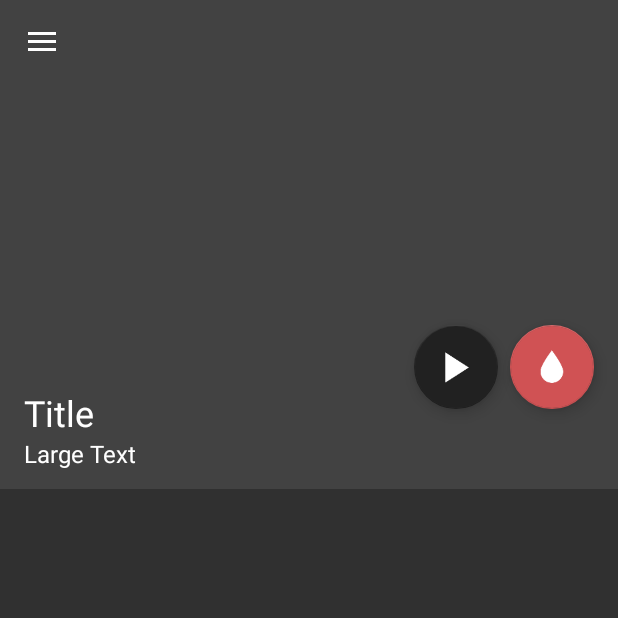
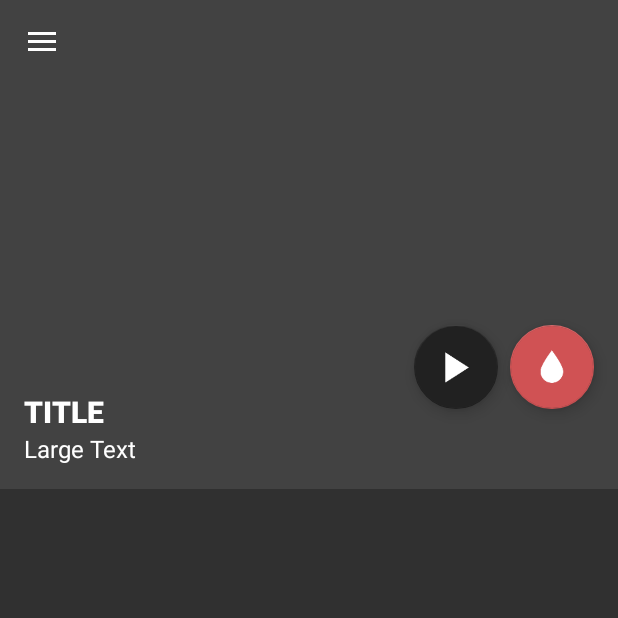
Before and after one commit to denreyes/Backdrop, an Android app: the fragment PlaylistFragment placed in its activity, on a phone screen of 412 x 824 dp, the top half of it. Run offline under Robolectric (Android 15) with nearby library versions, the phone set to English and light mode, and no system bars; our stand-ins replace ButterKnife, Dagger/Hilt's generated code; libraries missing offline, so code that uses them is left out: jp.wasabeef.blurry; pictures from the network do not load; 6 statements that could not run were skipped.

Commit message:
Fix init

```diff
--- a/app/build.gradle
+++ b/app/build.gradle
@@ -11,12 +11,18 @@ android {
         targetSdkVersion 24
         versionCode 1
         versionName "1.0"
+        multiDexEnabled true
     }
     buildTypes {
         release {
             minifyEnabled false
             proguardFiles getDefaultProguardFile('proguard-android.txt'), 'proguard-rules.pro'
         }
+    }
+    dexOptions {
+        incremental = true
+        preDexLibraries = false
+        javaMaxHeapSize "4g" // 2g should be also OK
     }
 }
 
--- a/app/src/main/res/layout/fragment_playlist.xml
+++ b/app/src/main/res/layout/fragment_playlist.xml
@@ -38,16 +38,18 @@
                     android:id="@+id/album_info"
                     android:layout_width="match_parent"
                     android:layout_height="match_parent"
-                    android:layout_weight="6">
+                    android:layout_weight="6"
+                    android:gravity="center_vertical">
 
                         <TextView
                             android:id="@+id/album_title"
                             android:layout_width="wrap_content"
                             android:layout_height="wrap_content"
                             android:layout_marginLeft="16dp"
-                        android:layout_marginTop="14dp"
+                            android:fontFamily="sans-serif-black"
                             android:text="Title"
-                        android:textAppearance="@style/Base.TextAppearance.AppCompat.Headline" />
+                            android:textAllCaps="true"
+                            android:textAppearance="@style/Base.TextAppearance.AppCompat.Title" />
 
                         <TextView
                             android:id="@+id/album_artist"
@@ -57,7 +59,6 @@
                             android:layout_marginLeft="16dp"
                             android:text="Large Text"
                             android:textAppearance="@style/Base.TextAppearance.AppCompat.Subhead" />
-
                     </RelativeLayout>
 
             </LinearLayout>
@@ -86,7 +87,7 @@
         android:layout_margin="16dp"
         android:src="@drawable/ic_drop"
         app:layout_anchor="@id/album_info"
-        app:layout_anchorGravity="top|right|end"/>
+        app:layout_anchorGravity="top|right|end" />
 
 
     <android.support.design.widget.FloatingActionButton
@@ -98,6 +99,6 @@
         android:src="@drawable/ic_play"
         app:backgroundTint="@color/fab_dark"
         app:layout_anchor="@id/album_info"
-        app:layout_anchorGravity="top|right|end"/>
+        app:layout_anchorGravity="top|right|end" />
 
 </android.support.design.widget.CoordinatorLayout>
--- a/app/src/main/res/layout/list_item_playlist.xml
+++ b/app/src/main/res/layout/list_item_playlist.xml
@@ -27,7 +27,8 @@
             android:id="@+id/text_title"
             android:layout_width="wrap_content"
             android:layout_height="wrap_content"
-            android:singleLine="true"
+            android:maxLines="1"
+            android:ellipsize="marquee"
             android:textColor="@android:color/white"
             android:text="Title"
             android:textSize="14sp" />
@@ -36,7 +37,8 @@
             android:id="@+id/text_artist"
             android:layout_width="wrap_content"
             android:layout_height="wrap_content"
-            android:singleLine="true"
+            android:maxLines="1"
+            android:ellipsize="marquee"
             android:text="Artist"
             android:textAppearance="@style/Base.TextAppearance.AppCompat.Caption" />
     </LinearLayout>
--- a/build.gradle
+++ b/build.gradle
@@ -5,7 +5,7 @@ buildscript {
         jcenter()
     }
     dependencies {
-        classpath 'com.android.tools.build:gradle:2.1.3'
+        classpath 'com.android.tools.build:gradle:2.2.3'
         classpath 'com.neenbedankt.gradle.plugins:android-apt:1.8'
         classpath 'com.google.gms:google-services:3.0.0'
 
```
Also changed, not shown: app/src/main/java/io/djnr/backdrop/ui/fragments/min_track/IMinTrack.java (+4 -4 lines), app/src/main/res/layout/fragment_track_min.xml (+19 -14 lines), gradle.properties (+8 -0 lines). Lines whose indentation alone changed are shown as unchanged.
